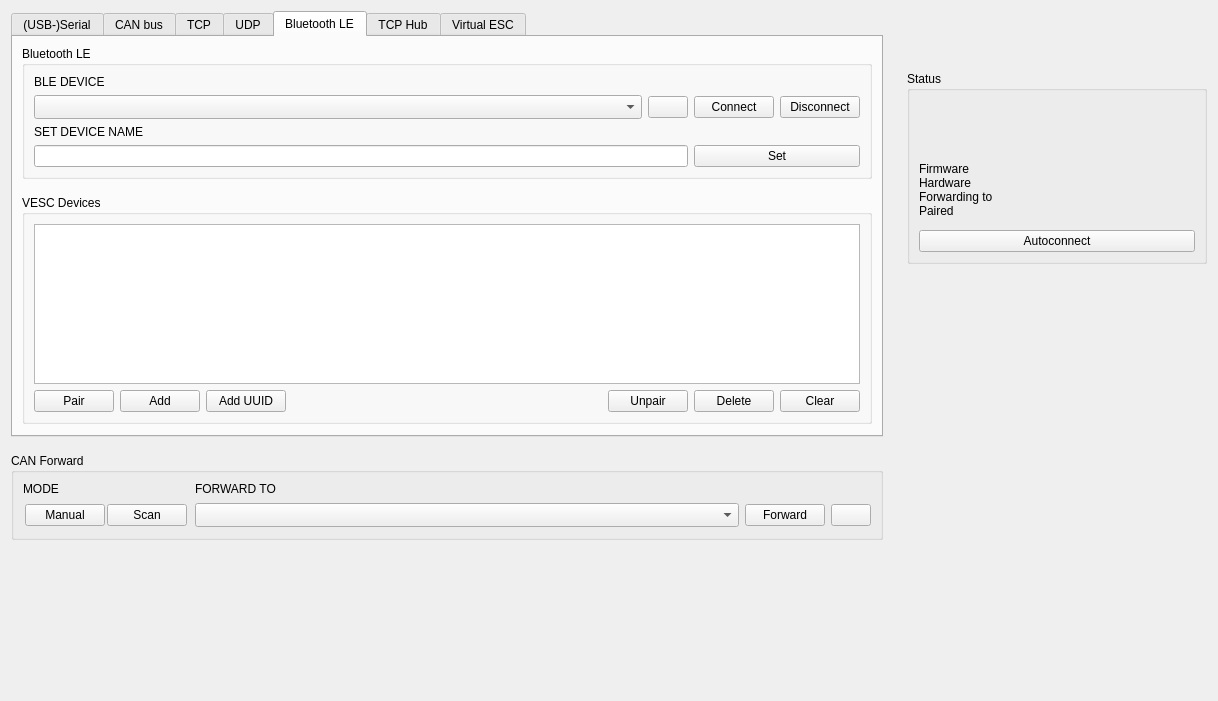
First picture: the form in pages/pageconnection.ui, repository Jfriesen222/vesc_tool, before the edit.
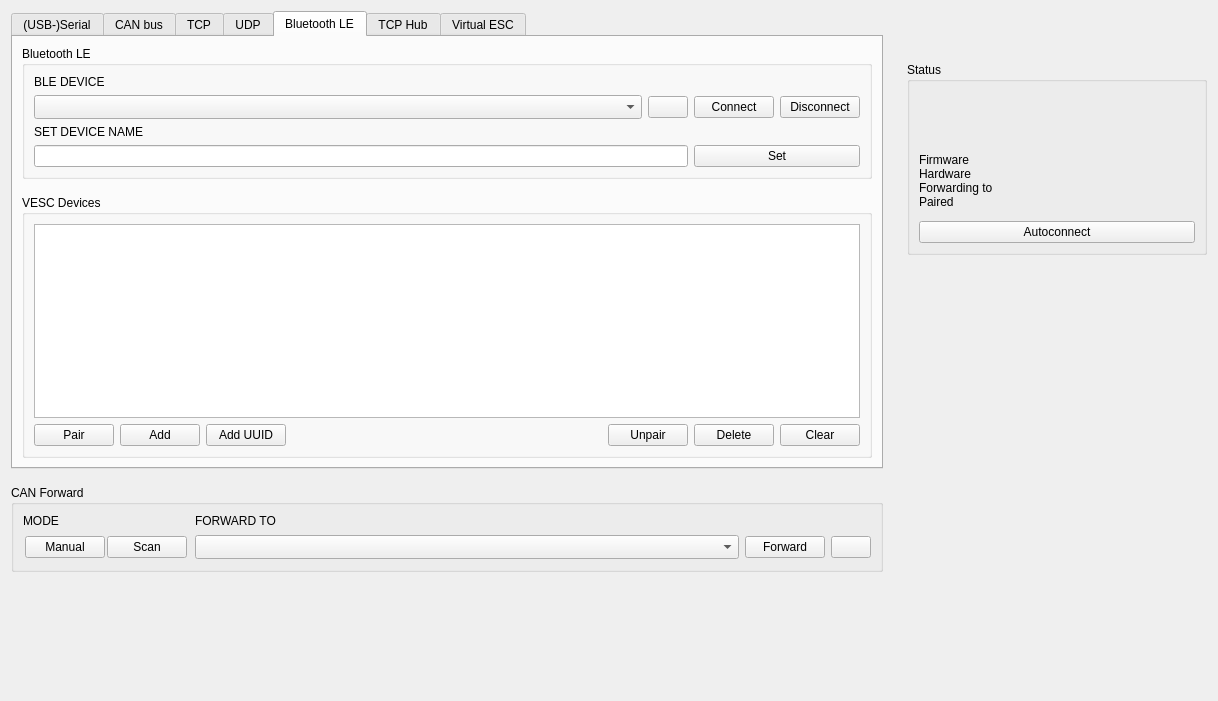
Second picture: the form after the edit. The open tabs and pages were chosen to show the change. Icons and pictures are not drawn.

What changed in the file:
```diff
--- a/pages/pageconnection.ui
+++ b/pages/pageconnection.ui
@@ -24,6 +24,12 @@
      </property>
      <item>
       <widget class="QTabWidget" name="tabWidget">
+       <property name="sizePolicy">
+        <sizepolicy hsizetype="Expanding" vsizetype="Preferred">
+         <horstretch>0</horstretch>
+         <verstretch>0</verstretch>
+        </sizepolicy>
+       </property>
        <property name="tabPosition">
         <enum>QTabWidget::North</enum>
        </property>
@@ -1097,14 +1103,7 @@
            </property>
            <layout class="QVBoxLayout" name="verticalLayout_6">
             <item>
-             <widget class="QListWidget" name="pairedListWidget">
-              <property name="maximumSize">
-               <size>
-                <width>16777215</width>
-                <height>160</height>
-               </size>
-              </property>
-             </widget>
+             <widget class="QListWidget" name="pairedListWidget"/>
             </item>
             <item>
              <layout class="QHBoxLayout" name="horizontalLayout_6">
@@ -1210,19 +1209,6 @@
            </layout>
           </widget>
          </item>
-         <item>
-          <spacer name="verticalSpacer_3">
-           <property name="orientation">
-            <enum>Qt::Vertical</enum>
-           </property>
-           <property name="sizeHint" stdset="0">
-            <size>
-             <width>0</width>
-             <height>0</height>
-            </size>
-           </property>
-          </spacer>
-         </item>
         </layout>
        </widget>
        <widget class="QWidget" name="tab_6">
@@ -1485,6 +1471,11 @@
       </widget>
      </item>
      <item>
+      <layout class="QHBoxLayout" name="canRowLayout">
+       <property name="spacing">
+        <number>12</number>
+       </property>
+       <item>
       <widget class="QGroupBox" name="groupBox">
        <property name="title">
         <string>CAN Forward</string>
@@ -1515,6 +1506,12 @@
         </item>
         <item row="1" column="0">
          <widget class="QFrame" name="canModeFrame">
+            <property name="sizePolicy">
+             <sizepolicy hsizetype="Fixed" vsizetype="Fixed">
+              <horstretch>0</horstretch>
+              <verstretch>0</verstretch>
+             </sizepolicy>
+            </property>
           <property name="seg" stdset="0">
            <bool>true</bool>
           </property>
@@ -1575,6 +1572,12 @@
         </item>
         <item row="1" column="1">
          <widget class="QComboBox" name="canFwdBox">
+            <property name="minimumSize">
+             <size>
+              <width>100</width>
+              <height>0</height>
+             </size>
+            </property>
           <property name="sizeAdjustPolicy">
            <enum>QComboBox::AdjustToMinimumContentsLengthWithIcon</enum>
           </property>
@@ -1631,6 +1634,8 @@
        </layout>
       </widget>
      </item>
+      </layout>
+     </item>
      <item>
       <spacer name="spacer_38">
        <property name="orientation">
@@ -1649,9 +1654,9 @@
    <item>
     <layout class="QVBoxLayout" name="statusLayout">
      <property name="topMargin">
-      <number>60</number>
+      <number>51</number>
      </property>
-     <item>
+     <item alignment="Qt::AlignTop">
       <widget class="QGroupBox" name="statusBox">
        <property name="title">
         <string>Status</string>
@@ -1820,19 +1825,6 @@
        </layout>
       </widget>
      </item>
-     <item>
-      <spacer name="spacer_40">
-       <property name="orientation">
-        <enum>Qt::Vertical</enum>
-       </property>
-       <property name="sizeHint" stdset="0">
-        <size>
-         <width>0</width>
-         <height>0</height>
-        </size>
-       </property>
-      </spacer>
-     </item>
     </layout>
    </item>
   </layout>
```
Left out of the diff: 6 changed lines with no effect on the pictures. Lines whose indentation alone changed are shown as unchanged.
